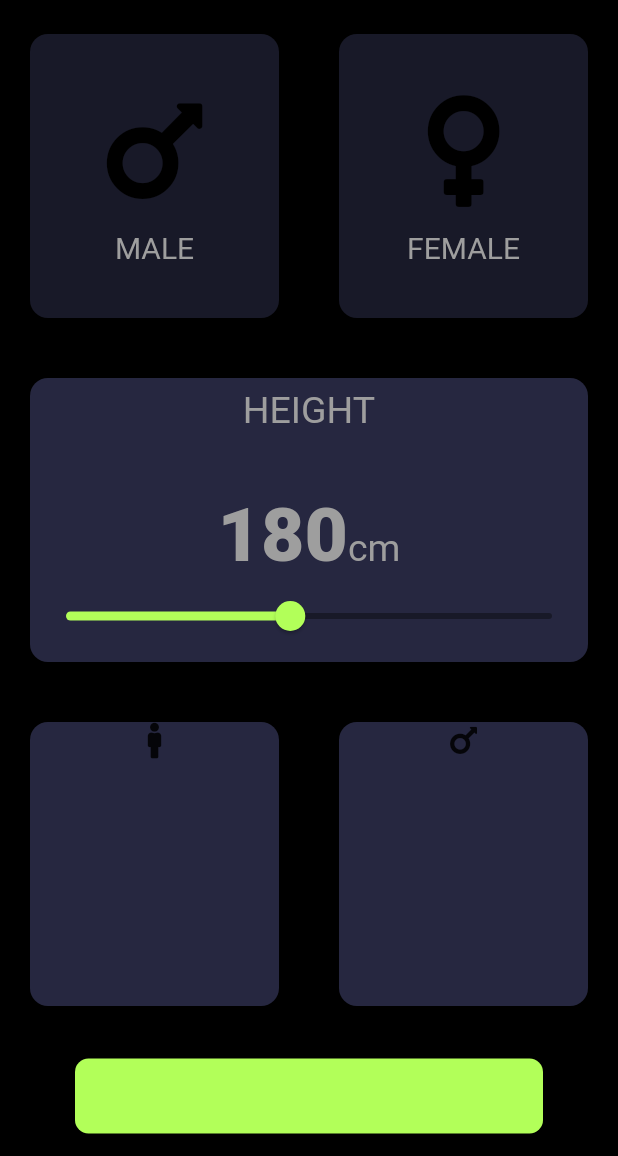
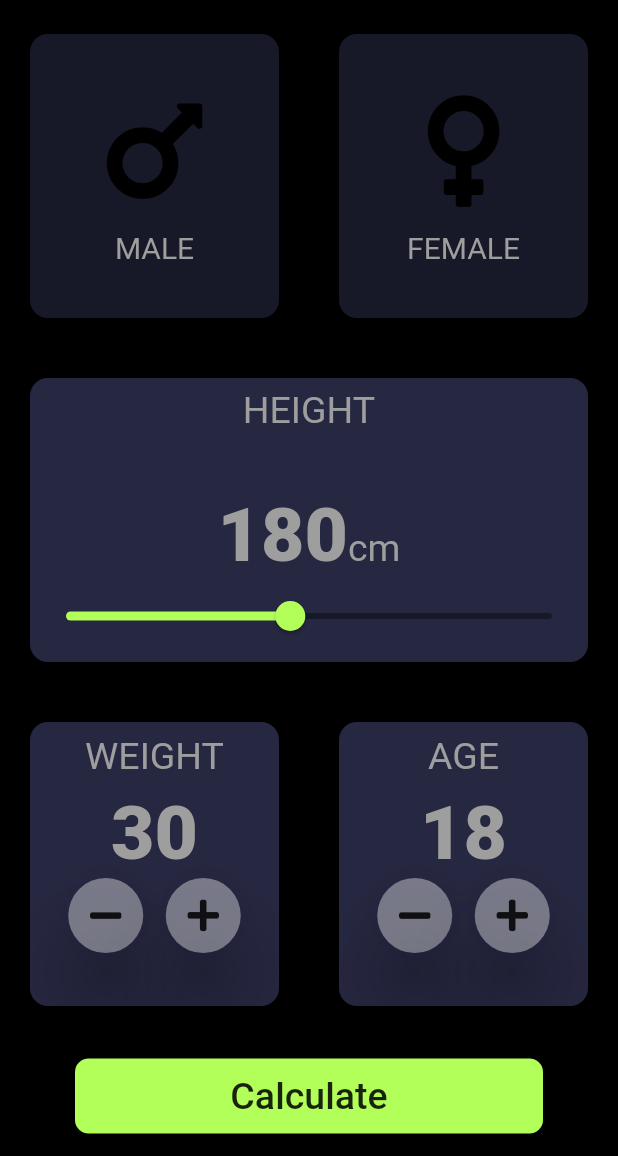
Before and after one commit to Anant1711/BMI_Calculator, a Flutter app: the screen it shows after launch, on a phone screen of 412 x 824 dp, the part 80-1236 px from its top. Run offline on Flutter 3.47's test engine with Material 2 defaults, Android fonts, the phone set to English and light mode, and no system bars; our stand-ins replace font_awesome_flutter.

Commit message:
add second page and update first page of app

```diff
--- /dev/null
+++ b/lib/Button.dart
@@ -0,0 +1,18 @@
+import 'package:flutter/material.dart';
+
+class RoundIconButton extends StatelessWidget {
+  RoundIconButton({required this.icon, required this.onpress});
+  final IconData icon;
+  final VoidCallback onpress;
+  @override
+  Widget build(BuildContext context) {
+    return RawMaterialButton(
+      child: Icon(icon),
+      onPressed: onpress,
+      constraints: BoxConstraints.tightFor(width: 50.0, height: 50.0),
+      elevation: 19.0,
+      shape: CircleBorder(),
+      fillColor: Colors.white38,
+    );
+  }
+}
--- a/lib/First_page.dart
+++ b/lib/First_page.dart
@@ -1,8 +1,11 @@
+import 'package:bmi_calculator/Button.dart';
 import 'package:flutter/cupertino.dart';
 import 'package:flutter/material.dart';
 import 'package:font_awesome_flutter/font_awesome_flutter.dart';
 import 'cards.dart';
 import 'cardContent.dart';
+import 'package:bmi_calculator/Button.dart';
+import 'calculated.dart';
 
 const bottomcontainerColour = Colors.lightGreenAccent;
 const boxColour = Color(0xFF262740);
@@ -23,10 +26,13 @@ class InputPage extends StatefulWidget {
 
 class _InputPageState extends State<InputPage> {
   int height = 180;
+  int weight = 30;
+  int age = 18;
   Color maleBoxColour = inactiveColour;
   Color femaleBoxColour = inactiveColour;
   Color femaleIconColor = inactiveIcon;
   Color maleIconColor = inactiveIcon;
+
   void colourChange(int gender) {
     if (gender == 1) {
       if (maleBoxColour == inactiveColour) {
@@ -161,26 +167,125 @@ class _InputPageState extends State<InputPage> {
                 child: Box(
                     colour: boxColour,
                     cardChild: Column(
-                      children: [Icon(FontAwesomeIcons.male)],
+                      crossAxisAlignment: CrossAxisAlignment.center,
+                      children: [
+                        Padding(
+                          padding: const EdgeInsets.all(8.0),
+                          child: Text(
+                            'WEIGHT',
+                            style: TextStyle(
+                              fontSize: 25.0,
+                              color: Colors.grey,
+                            ),
+                          ),
+                        ),
+                        Text(
+                          weight.toString(),
+                          style: TextStyle(
+                              fontSize: 50.0,
+                              color: Colors.grey,
+                              fontWeight: FontWeight.w900),
+                        ),
+                        Row(
+                          mainAxisAlignment: MainAxisAlignment.center,
+                          children: [
+                            RoundIconButton(
+                              onpress: () {
+                                setState(() {
+                                  weight--;
+                                });
+                              },
+                              icon: FontAwesomeIcons.minus,
+                            ),
+                            SizedBox(
+                              width: 15.0,
+                            ),
+                            RoundIconButton(
+                              onpress: () {
+                                setState(() {
+                                  weight++;
+                                });
+                              },
+                              icon: FontAwesomeIcons.plus,
+                            )
+                          ],
+                        )
+                      ],
                     )),
               ),
               Expanded(
                 child: Box(
                     colour: boxColour,
                     cardChild: Column(
-                      children: [Icon(FontAwesomeIcons.mars)],
+                      crossAxisAlignment: CrossAxisAlignment.center,
+                      children: [
+                        Padding(
+                          padding: const EdgeInsets.all(8.0),
+                          child: Text(
+                            'AGE',
+                            style:
+                                TextStyle(fontSize: 25.0, color: Colors.grey),
+                          ),
+                        ),
+                        Text(
+                          age.toString(),
+                          style: TextStyle(
+                              fontSize: 50.0,
+                              color: Colors.grey,
+                              fontWeight: FontWeight.w900),
+                        ),
+                        Row(
+                          mainAxisAlignment: MainAxisAlignment.center,
+                          children: [
+                            RoundIconButton(
+                              onpress: () {
+                                setState(() {
+                                  age--;
+                                });
+                              },
+                              icon: FontAwesomeIcons.minus,
+                            ),
+                            SizedBox(
+                              width: 15.0,
+                            ),
+                            RoundIconButton(
+                                onpress: () {
+                                  setState(() {
+                                    age++;
+                                  });
+                                },
+                                icon: FontAwesomeIcons.plus)
+                          ],
+                        )
+                      ],
                     )),
               )
             ],
           )),
-          Container(
+          GestureDetector(
+            onTap: () {
+              Navigator.push(
+                context,
+                MaterialPageRoute(
+                  builder: (context) => result(),
+                ),
+              );
+            },
+            child: Container(
+              alignment: Alignment.center,
+              child: Text(
+                'Calculate',
+                style: TextStyle(fontWeight: FontWeight.w500, fontSize: 25.0),
+              ),
               decoration: BoxDecoration(
                 color: bottomcontainerColour,
                 borderRadius: BorderRadius.circular(9.0),
               ),
+              // color: bottomcontainerColour,
               margin: EdgeInsets.only(left: 50, top: 15, right: 50, bottom: 15),
               height: 50,
               width: double.infinity,
+            ),
           ),
         ],
       ),
```
Also changed, not shown: lib/calculated.dart (added, +69 -0 lines), 1 other file. Lines whose indentation alone changed are shown as unchanged.
